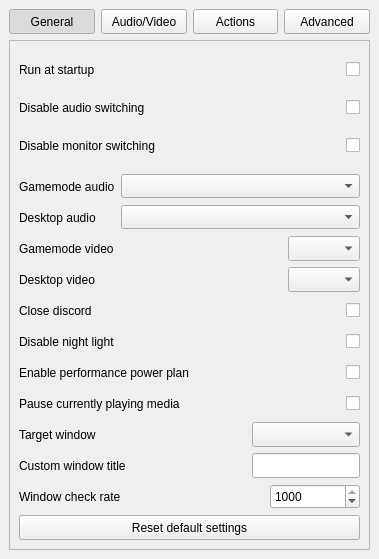
This is Configurator/Configurator.ui in Odizinne/BigPictureTV as Qt 5 draws it before an edit. The edited form follows.
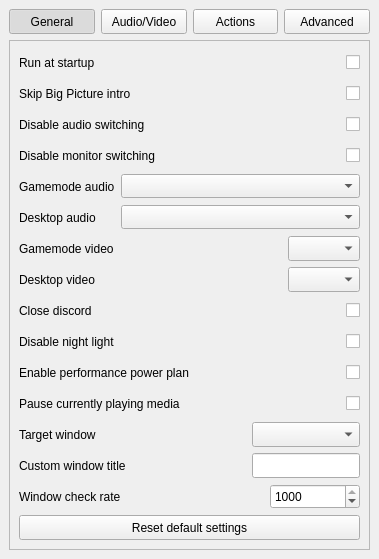
This is the edited form.

Commit message: added skip bigpicture intro

Patch:
```diff
--- a/Configurator/Configurator.ui
+++ b/Configurator/Configurator.ui
@@ -374,8 +374,21 @@
           <property name="spacing">
            <number>6</number>
           </property>
+          <item row="0" column="0">
+           <widget class="QLabel" name="startupLabel">
+            <property name="minimumSize">
+             <size>
+              <width>0</width>
+              <height>25</height>
+             </size>
+            </property>
+            <property name="text">
+             <string>Run at startup</string>
+            </property>
+           </widget>
+          </item>
           <item row="2" column="0">
-           <widget class="QLabel" name="disableMonitorLabel">
+           <widget class="QLabel" name="disableAudioLabel">
             <property name="minimumSize">
              <size>
               <width>0</width>
@@ -383,11 +396,11 @@
              </size>
             </property>
             <property name="text">
-             <string>Disable monitor switching</string>
+             <string>Disable audio switching</string>
             </property>
            </widget>
           </item>
-          <item row="1" column="1">
+          <item row="2" column="1">
            <widget class="QCheckBox" name="disableAudioCheckBox">
             <property name="minimumSize">
              <size>
@@ -419,7 +432,7 @@
             </property>
            </widget>
           </item>
-          <item row="2" column="1">
+          <item row="3" column="1">
            <widget class="QCheckBox" name="disableMonitorCheckBox">
             <property name="minimumSize">
              <size>
@@ -435,8 +448,21 @@
             </property>
            </widget>
           </item>
+          <item row="3" column="0">
+           <widget class="QLabel" name="disableMonitorLabel">
+            <property name="minimumSize">
+             <size>
+              <width>0</width>
+              <height>25</height>
+             </size>
+            </property>
+            <property name="text">
+             <string>Disable monitor switching</string>
+            </property>
+           </widget>
+          </item>
           <item row="1" column="0">
-           <widget class="QLabel" name="disableAudioLabel">
+           <widget class="QLabel" name="label">
             <property name="minimumSize">
              <size>
               <width>0</width>
@@ -444,20 +470,17 @@
              </size>
             </property>
             <property name="text">
-             <string>Disable audio switching</string>
+             <string>Skip Big Picture intro</string>
             </property>
            </widget>
           </item>
-          <item row="0" column="0">
-           <widget class="QLabel" name="startupLabel">
-            <property name="minimumSize">
-             <size>
-              <width>0</width>
-              <height>25</height>
-             </size>
+          <item row="1" column="1">
+           <widget class="QCheckBox" name="skipIntroCheckBox">
+            <property name="layoutDirection">
+             <enum>Qt::LayoutDirection::RightToLeft</enum>
             </property>
             <property name="text">
-             <string>Run at startup</string>
+             <string/>
             </property>
            </widget>
           </item>
```
The commit also changes 5 other files.
